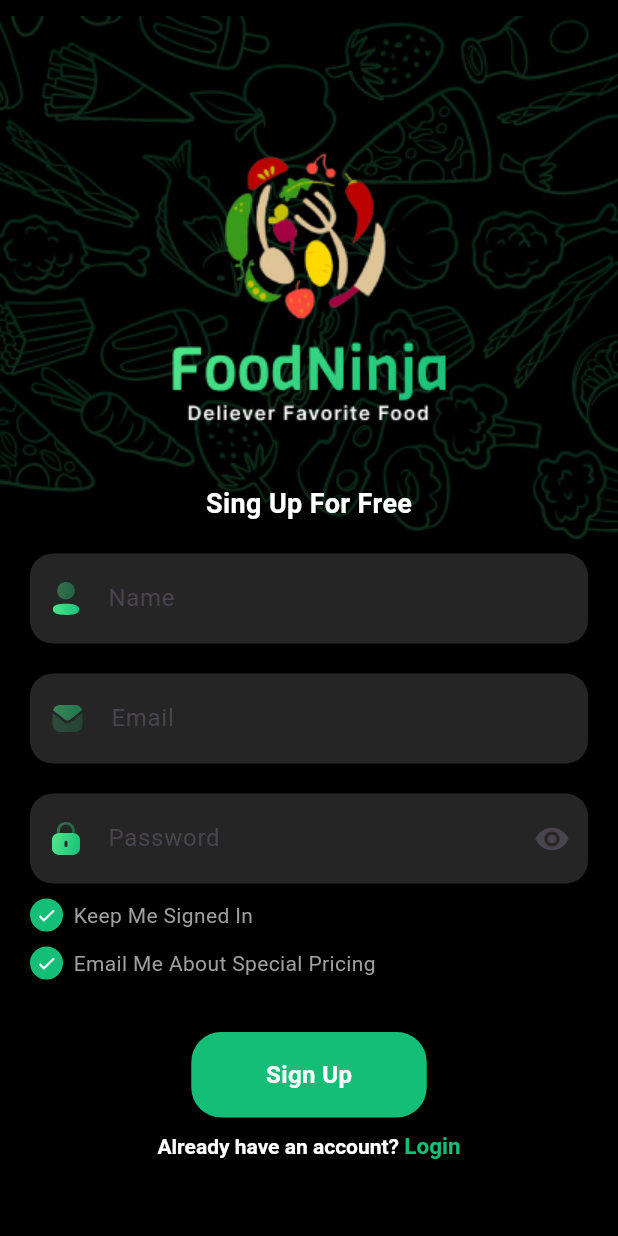
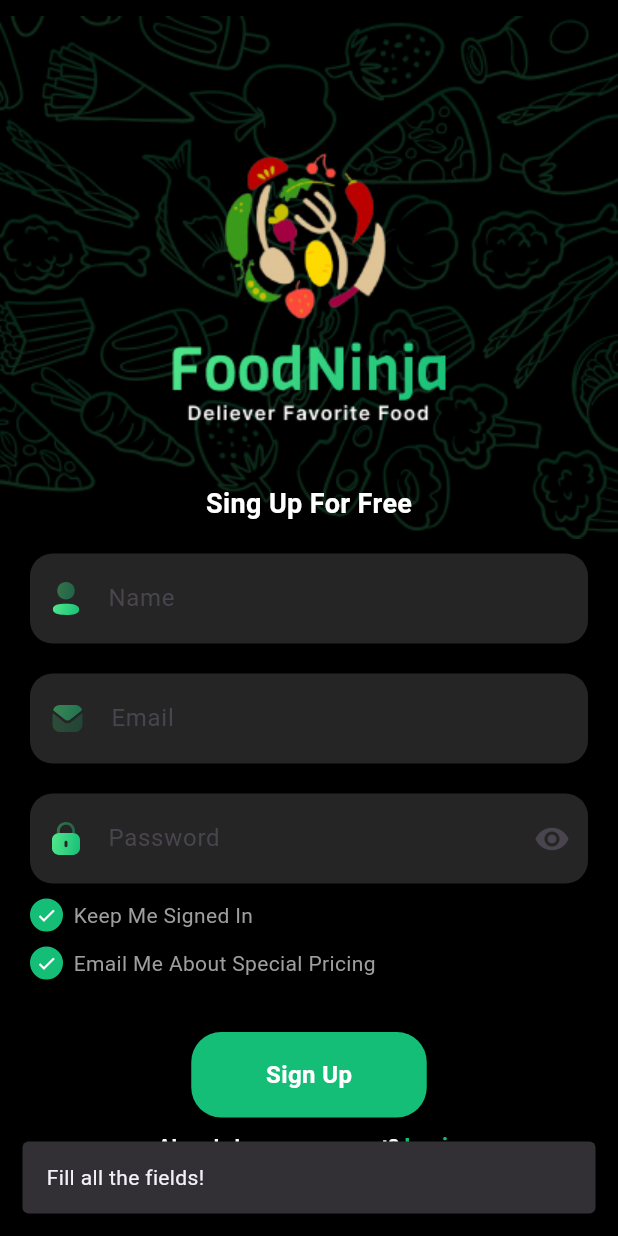
Before and after one commit to Jahid01234/Food_Delivery_Application, a Flutter app: the SignUpScreen screen opened directly, after a tap on "Sign Up", on a phone screen of 412 x 824 dp. Run offline on Flutter 3.47's test engine with Material 3 defaults, Android fonts, the phone set to English and light mode, and no system bars; our stand-ins replace firebase_auth, firebase_core, flutter_svg, get; missing offline and left inert: dart:ffi; accounts and stored records are empty.

```diff
--- a/lib/app.dart
+++ b/lib/app.dart
@@ -1,4 +1,3 @@
-
 import 'package:flutter/material.dart';
 import 'package:food_delivery_application/bindings/controller_binder.dart';
 import 'package:food_delivery_application/constant/app_colors.dart';
--- /dev/null
+++ b/lib/common/snack_bar_message/my_snackbar_message.dart
@@ -0,0 +1,12 @@
+import 'package:flutter/material.dart';
+
+void mySnackBarMessage(String message,context){
+  ScaffoldMessenger.of(context).showSnackBar(
+    SnackBar(
+        elevation: 1,
+        behavior: SnackBarBehavior.floating,
+        margin: const EdgeInsets.all(15),
+        content: Text(message),
+    ),
+  );
+}
--- a/lib/modules/auth_module/views/signup_screen.dart
+++ b/lib/modules/auth_module/views/signup_screen.dart
@@ -2,6 +2,7 @@ import 'package:flutter/gestures.dart';
 import 'package:flutter/material.dart';
 import 'package:flutter_svg/flutter_svg.dart';
 import 'package:food_delivery_application/common/buttons/app_primary_button.dart';
+import 'package:food_delivery_application/common/snack_bar_message/my_snackbar_message.dart';
 import 'package:food_delivery_application/common/text_fields/custom_text_field.dart';
 import 'package:food_delivery_application/constant/app_colors.dart';
 import 'package:food_delivery_application/constant/app_imges.dart';
@@ -18,7 +19,7 @@ class SignUpScreen extends StatefulWidget {
 }
 
 class _SignUpScreenState extends State<SignUpScreen> {
-  final TextEditingController _nameController = TextEditingController();
+  final TextEditingController _userNameController = TextEditingController();
   final TextEditingController _emailController = TextEditingController();
   final TextEditingController _passwordController = TextEditingController();
 
@@ -85,7 +86,7 @@ class _SignUpScreenState extends State<SignUpScreen> {
                         crossAxisAlignment: CrossAxisAlignment.start,
                         children: [
                           CustomTextField(
-                            controller: _nameController,
+                            controller: _userNameController,
                             keyboardType: TextInputType.text,
                             hintText: "Name",
                             prefixIcon: Padding(
@@ -165,13 +166,34 @@ class _SignUpScreenState extends State<SignUpScreen> {
                         ),
                       ),
                     ),
+                    const SizedBox(height: 35),
 
-                    const SizedBox(height: 35),
                     // Button part...
                     AppPrimaryButton(
                       title: "Sign Up",
-                      onTap: () {},
+                      onTap: () {
+                        if(
+                        _userNameController.text.isNotEmpty &&
+                            _emailController.text.isNotEmpty &&
+                            _passwordController.text.isNotEmpty
+                        ){
+                          signupController.createAccount(
+                            context: context,
+                            userName: _userNameController.text,
+                            email: _emailController.text,
+                            password: _passwordController.text,
+                          );
+                          _userNameController.clear();
+                          _emailController.clear();
+                          _passwordController.clear();
+
+                        }else{
+                          mySnackBarMessage('Fill all the fields!', context);
+                        }
+                      },
                     ),
+
+
                     // Don't have an account? signUp....
                     const SizedBox(height: 10),
                     RichText(
@@ -209,7 +231,7 @@ class _SignUpScreenState extends State<SignUpScreen> {
 
   @override
   void dispose() {
-    _nameController.dispose();
+    _userNameController.dispose();
     _emailController.dispose();
     _passwordController.dispose();
     super.dispose();
```
Also changed, not shown: lib/modules/auth_module/controller/signup_controller.dart (+25 -1 lines).
